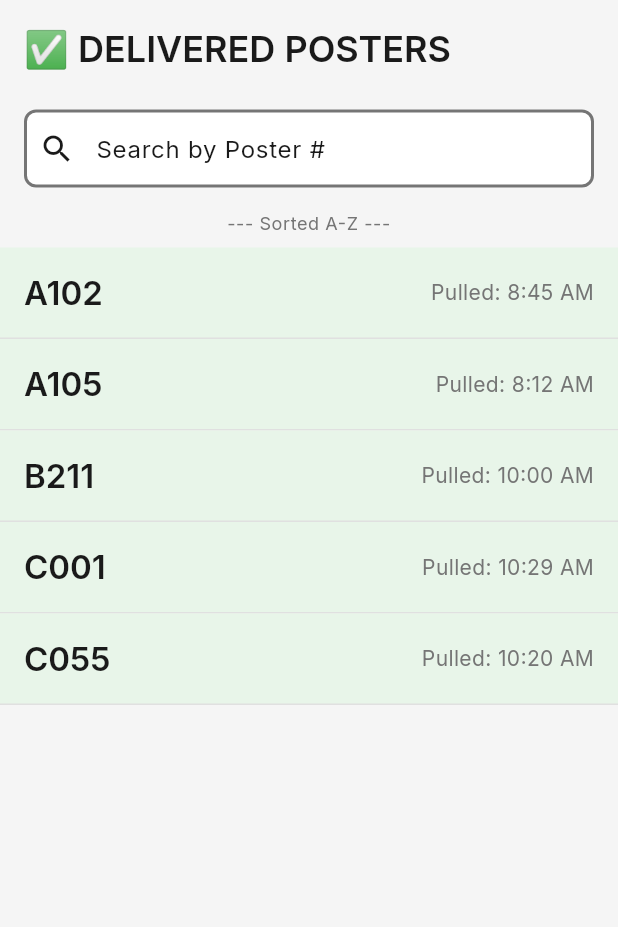
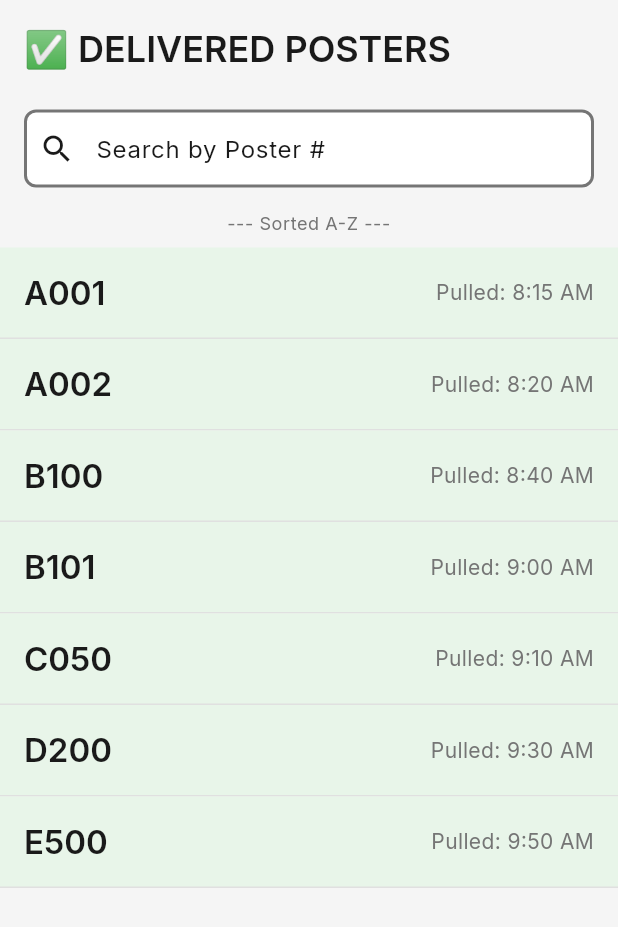
Before and after one commit to joemc3/poster-runner, a Flutter app: the DeliveredAuditScreen screen opened directly, on a phone screen of 412 x 824 dp. Shown: the top 927 px of the screen. Run offline on Flutter 3.47's test engine with Material 3 defaults, Android fonts, the phone set to English and light mode, and no system bars; our stand-ins replace google_fonts, hive; accounts and stored records are empty; generated files the repository leaves out were written again.

Commit message:
Enhance data models with serialization, persistence, and centralized mock data
- Added isSynced field to PosterRequest for BLE sync tracking
- Implemented comprehensive JSON serialization (toJson/fromJson)
- Added specialized BLE characteristic serialization methods
- Configured Hive type adapters for local persistence
- Aligned field names with spec (id→uniqueId, timestampFulfilled→timestampPulled)
- Created centralized MockPosterRequests class with pre-sorted views
- Refactored all UI screens to use centralized mock data
- Eliminated ~90 lines of duplicated mock data across screens
- Added Hive dependencies to pubspec.yaml
- Updated CLAUDE.md with data architecture decisions

````diff
--- /dev/null
+++ b/app/lib/models/mock_data.dart
@@ -0,0 +1,303 @@
+/// Mock data generator for development and testing
+///
+/// This file provides sample PosterRequest objects for UI development
+/// and testing without requiring a live BLE connection or persistence layer.
+///
+/// **Usage in UI screens:**
+/// ```dart
+/// import 'package:app/models/mock_data.dart';
+///
+/// // Use in stateful widget
+/// List<PosterRequest> requests = MockPosterRequests.all;
+/// ```
+library;
+
+import 'poster_request.dart';
+
+/// Mock data provider for PosterRequest objects
+///
+/// Contains realistic sample data across all request statuses
+/// with varied timestamps and poster numbers for comprehensive testing.
+class MockPosterRequests {
+  MockPosterRequests._(); // Private constructor to prevent instantiation
+
+  /// Base timestamp for consistent relative time generation
+  static final DateTime _now = DateTime.now();
+
+  /// All sample requests (mixed statuses)
+  ///
+  /// Use this for screens that display multiple statuses
+  static final List<PosterRequest> all = [
+    ..._sentRequests,
+    ..._pendingRequests,
+    ..._fulfilledRequests,
+  ];
+
+  /// Requests with SENT status
+  ///
+  /// Created by Front Desk, awaiting Back Office acknowledgment
+  static final List<PosterRequest> _sentRequests = [
+    PosterRequest(
+      uniqueId: 'sent-001',
+      posterNumber: 'A123',
+      timestampSent: _now.subtract(const Duration(minutes: 2)),
+      status: RequestStatus.sent,
+      isSynced: false, // Not yet acknowledged
+    ),
+    PosterRequest(
+      uniqueId: 'sent-002',
+      posterNumber: 'B456',
+      timestampSent: _now.subtract(const Duration(minutes: 1)),
+      status: RequestStatus.sent,
+      isSynced: false,
+    ),
+    PosterRequest(
+      uniqueId: 'sent-003',
+      posterNumber: 'C789',
+      timestampSent: _now.subtract(const Duration(seconds: 30)),
+      status: RequestStatus.sent,
+      isSynced: false,
+    ),
+  ];
+
+  /// Requests with PENDING status
+  ///
+  /// Acknowledged by Back Office, currently being fulfilled
+  static final List<PosterRequest> _pendingRequests = [
+    PosterRequest(
+      uniqueId: 'pending-001',
+      posterNumber: 'A457',
+      timestampSent: _now.subtract(const Duration(minutes: 15)),
+      status: RequestStatus.pending,
+      isSynced: true, // Acknowledged and synced
+    ),
+    PosterRequest(
+      uniqueId: 'pending-002',
+      posterNumber: 'B211',
+      timestampSent: _now.subtract(const Duration(minutes: 12)),
+      status: RequestStatus.pending,
+      isSynced: true,
+    ),
+    PosterRequest(
+      uniqueId: 'pending-003',
+      posterNumber: 'C003',
+      timestampSent: _now.subtract(const Duration(minutes: 10)),
+      status: RequestStatus.pending,
+      isSynced: true,
+    ),
+    PosterRequest(
+      uniqueId: 'pending-004',
+      posterNumber: 'D112',
+      timestampSent: _now.subtract(const Duration(minutes: 8)),
+      status: RequestStatus.pending,
+      isSynced: true,
+    ),
+    PosterRequest(
+      uniqueId: 'pending-005',
+      posterNumber: 'E333',
+      timestampSent: _now.subtract(const Duration(minutes: 5)),
+      status: RequestStatus.pending,
+      isSynced: true,
+    ),
+  ];
+
+  /// Requests with FULFILLED status
+  ///
+  /// Completed by Back Office, visible in audit logs
+  static final List<PosterRequest> _fulfilledRequests = [
+    PosterRequest(
+      uniqueId: 'fulfilled-001',
+      posterNumber: 'A001',
+      timestampSent: _now.subtract(const Duration(hours: 2, minutes: 30)),
+      timestampPulled: _now.subtract(const Duration(hours: 2, minutes: 15)),
+      status: RequestStatus.fulfilled,
+      isSynced: true,
+    ),
+    PosterRequest(
+      uniqueId: 'fulfilled-002',
+      posterNumber: 'A002',
+      timestampSent: _now.subtract(const Duration(hours: 2, minutes: 20)),
+      timestampPulled: _now.subtract(const Duration(hours: 2, minutes: 10)),
+      status: RequestStatus.fulfilled,
+      isSynced: true,
+    ),
+    PosterRequest(
+      uniqueId: 'fulfilled-003',
+      posterNumber: 'B100',
+      timestampSent: _now.subtract(const Duration(hours: 2)),
+      timestampPulled: _now.subtract(const Duration(hours: 1, minutes: 50)),
+      status: RequestStatus.fulfilled,
+      isSynced: true,
+    ),
+    PosterRequest(
+      uniqueId: 'fulfilled-004',
+      posterNumber: 'B101',
+      timestampSent: _now.subtract(const Duration(hours: 1, minutes: 45)),
+      timestampPulled: _now.subtract(const Duration(hours: 1, minutes: 30)),
+      status: RequestStatus.fulfilled,
+      isSynced: true,
+    ),
+    PosterRequest(
+      uniqueId: 'fulfilled-005',
+      posterNumber: 'C050',
+      timestampSent: _now.subtract(const Duration(hours: 1, minutes: 30)),
+      timestampPulled: _now.subtract(const Duration(hours: 1, minutes: 20)),
+      status: RequestStatus.fulfilled,
+      isSynced: true,
+    ),
+    PosterRequest(
+      uniqueId: 'fulfilled-006',
+      posterNumber: 'D200',
+      timestampSent: _now.subtract(const Duration(hours: 1, minutes: 15)),
+      timestampPulled: _now.subtract(const Duration(hours: 1)),
+      status: RequestStatus.fulfilled,
+      isSynced: true,
+    ),
+    PosterRequest(
+      uniqueId: 'fulfilled-007',
+      posterNumber: 'E500',
+      timestampSent: _now.subtract(const Duration(minutes: 50)),
+      timestampPulled: _now.subtract(const Duration(minutes: 40)),
+      status: RequestStatus.fulfilled,
+      isSynced: true,
+    ),
+  ];
+
+  /// Requests filtered by SENT status only
+  static List<PosterRequest> get sentRequests =>
+      all.where((r) => r.status == RequestStatus.sent).toList();
+
+  /// Requests filtered by PENDING status only
+  static List<PosterRequest> get pendingRequests =>
+      all.where((r) => r.status == RequestStatus.pending).toList();
+
+  /// Requests filtered by FULFILLED status only
+  static List<PosterRequest> get fulfilledRequests =>
+      all.where((r) => r.status == RequestStatus.fulfilled).toList();
+
+  /// Requests that need to be synced (isSynced: false)
+  ///
+  /// Useful for testing offline scenarios and sync logic
+  static List<PosterRequest> get unsyncedRequests =>
+      all.where((r) => !r.isSynced).toList();
+
+  /// Live Queue view (for Back Office)
+  ///
+  /// Returns PENDING requests sorted by timestampSent (chronological, oldest first)
+  /// This matches the sorting requirement for the Back Office Live Queue screen
+  static List<PosterRequest> get liveQueue {
+    final pending = all.where((r) => r.status == RequestStatus.pending).toList();
+    pending.sort((a, b) => a.timestampSent.compareTo(b.timestampSent));
+    return pending;
+  }
+
+  /// Delivered Audit view (for Front Desk)
+  ///
+  /// Returns FULFILLED requests sorted by posterNumber (alphanumeric ascending)
+  /// This matches the sorting requirement for the Front Desk Delivered Audit screen
+  static List<PosterRequest> get deliveredAudit {
+    final fulfilled =
+        all.where((r) => r.status == RequestStatus.fulfilled).toList();
+    fulfilled.sort((a, b) => a.posterNumber.compareTo(b.posterNumber));
+    return fulfilled;
+  }
+
+  /// Fulfilled Log view (for Back Office)
+  ///
+  /// Returns FULFILLED requests sorted by timestampPulled (most recent first)
+  /// This matches the sorting requirement for the Back Office Fulfilled Log screen
+  static List<PosterRequest> get fulfilledLog {
+    final fulfilled =
+        all.where((r) => r.status == RequestStatus.fulfilled).toList();
+    fulfilled.sort((a, b) {
+      if (a.timestampPulled == null && b.timestampPulled == null) return 0;
+      if (a.timestampPulled == null) return 1;
+      if (b.timestampPulled == null) return -1;
+      return b.timestampPulled!.compareTo(a.timestampPulled!);
+    });
+    return fulfilled;
+  }
+
+  /// Creates a new mock request with realistic data
+  ///
+  /// Useful for simulating new request creation during development
+  ///
+  /// **Example:**
+  /// ```dart
+  /// final newRequest = MockPosterRequests.createMockRequest(
+  ///   posterNumber: 'Z999',
+  ///   status: RequestStatus.sent,
+  /// );
+  /// ```
+  static PosterRequest createMockRequest({
+    String? uniqueId,
+    required String posterNumber,
+    DateTime? timestampSent,
+    DateTime? timestampPulled,
+    RequestStatus status = RequestStatus.sent,
+    bool isSynced = false,
+  }) {
+    return PosterRequest(
+      uniqueId: uniqueId ?? 'mock-${DateTime.now().millisecondsSinceEpoch}',
+      posterNumber: posterNumber,
+      timestampSent: timestampSent ?? DateTime.now(),
+      timestampPulled: timestampPulled,
+      status: status,
+      isSynced: isSynced,
+    );
+  }
+
+  /// Simulates a batch of requests for stress testing
+  ///
+  /// Generates [count] requests with sequential poster numbers
+  static List<PosterRequest> generateBatch({
+    int count = 10,
+    RequestStatus status = RequestStatus.pending,
+    String prefix = 'X',
+  }) {
+    return List.generate(
+      count,
+      (index) => PosterRequest(
+        uniqueId: 'batch-$prefix-$index',
+        posterNumber: '$prefix${(index + 1).toString().padLeft(3, '0')}',
+        timestampSent: _now.subtract(Duration(minutes: count - index)),
+        timestampPulled: status == RequestStatus.fulfilled
+            ? _now.subtract(Duration(minutes: count - index - 5))
+            : null,
+        status: status,
+        isSynced: true,
+      ),
+    );
+  }
+
+  /// Sample data for offline scenario testing
+  ///
+  /// Mix of synced and unsynced requests to test reconnection logic
+  static List<PosterRequest> get offlineScenario => [
+        // Recently created, not yet synced
+        PosterRequest(
+          uniqueId: 'offline-001',
+          posterNumber: 'X100',
+          timestampSent: _now.subtract(const Duration(seconds: 10)),
+          status: RequestStatus.sent,
+          isSynced: false,
+        ),
+        // Acknowledged before disconnect, now fulfilled but not synced
+        PosterRequest(
+          uniqueId: 'offline-002',
+          posterNumber: 'X101',
+          timestampSent: _now.subtract(const Duration(minutes: 20)),
+          timestampPulled: _now.subtract(const Duration(minutes: 5)),
+          status: RequestStatus.fulfilled,
+          isSynced: false,
+        ),
+        // Synced requests from before disconnect
+        PosterRequest(
+          uniqueId: 'offline-003',
+          posterNumber: 'X102',
+          timestampSent: _now.subtract(const Duration(minutes: 30)),
+          status: RequestStatus.pending,
+          isSynced: true,
+        ),
+      ];
+}
--- a/app/lib/models/poster_request.dart
+++ b/app/lib/models/poster_request.dart
@@ -1,41 +1,187 @@
 /// Poster Request data models
 library;
 
-/// Placeholder data model for poster requests
-/// TODO: Replace with actual business logic implementation when BLE service is implemented
+import 'package:hive/hive.dart';
+
+part 'poster_request.g.dart';
+
+/// Represents a poster pull request sent from Front Desk to Back Office
 ///
-/// This model represents a poster pull request sent from Front Desk to Back Office
+/// This is the core data structure for the Poster Runner application.
+/// All state changes are persisted locally using Hive and transmitted
+/// via BLE between Front Desk and Back Office devices.
+///
+/// **Field Naming Note:**
+/// Field names align with the Data Structure Specification (uniqueId, timestampPulled)
+/// rather than Dart conventions to maintain consistency with BLE protocol and
+/// cross-platform data interchange.
+@HiveType(typeId: 0)
+class PosterRequest {
+  /// Unique identifier for this request (UUID)
+  ///
+  /// Generated by Front Desk upon submission. Used as the Hive box key
+  /// for fast retrieval and updates.
+  @HiveField(0)
+  final String uniqueId;
 
-class PosterRequest {
-  final String id; // Unique identifier
-  final String posterNumber; // Alphanumeric poster number (e.g., "A457", "B211")
-  final DateTime timestampSent; // When the request was sent
-  final DateTime? timestampFulfilled; // When the request was fulfilled (null if pending)
-  final RequestStatus status; // Current status of the request
+  /// Alphanumeric poster number requested by the client
+  ///
+  /// Examples: "A457", "B211", "C003"
+  /// Used for sorting in the Delivered Audit screen (alphanumeric ascending)
+  @HiveField(1)
+  final String posterNumber;
 
+  /// Timestamp when the request was submitted by Front Desk
+  ///
+  /// Used for Queue sorting (chronological, oldest first)
+  /// Stored in UTC, formatted as ISO 8601 for BLE transmission
+  @HiveField(2)
+  final DateTime timestampSent;
+
+  /// Timestamp when Back Office marked the request as fulfilled
+  ///
+  /// Null if request is not yet fulfilled (status: sent or pending)
+  /// Set by Back Office when user clicks "PULL" button
+  @HiveField(3)
+  final DateTime? timestampPulled;
+
+  /// Current lifecycle status of the request
+  ///
+  /// Controls which screen the request appears on and available actions
+  @HiveField(4)
+  final RequestStatus status;
+
+  /// Whether current state has been successfully transmitted via BLE
+  ///
+  /// - Set to `false` when state changes occur offline
+  /// - Set to `true` after successful BLE transmission
+  /// - Drives re-sync logic when connection is restored
+  ///
+  /// **Front Desk:**
+  /// - `false` after creating new request (before BLE write succeeds)
+  /// - `true` after Back Office acknowledges receipt
+  ///
+  /// **Back Office:**
+  /// - `true` when receiving new request from Front Desk
+  /// - `false` after marking fulfilled (before indication sent to Front Desk)
+  /// - `true` after Front Desk acknowledges status update
+  @HiveField(5)
+  final bool isSynced;
+
+  /// Creates a new PosterRequest instance
   const PosterRequest({
-    required this.id,
+    required this.uniqueId,
     required this.posterNumber,
     required this.timestampSent,
-    this.timestampFulfilled,
+    this.timestampPulled,
     required this.status,
+    this.isSynced = false,
   });
 
-  /// Create a copy with updated fields
+  /// Creates a copy of this request with updated fields
+  ///
+  /// Used for immutable state updates throughout the application
   PosterRequest copyWith({
-    String? id,
+    String? uniqueId,
     String? posterNumber,
     DateTime? timestampSent,
-    DateTime? timestampFulfilled,
+    DateTime? timestampPulled,
     RequestStatus? status,
+    bool? isSynced,
   }) {
     return PosterRequest(
-      id: id ?? this.id,
+      uniqueId: uniqueId ?? this.uniqueId,
       posterNumber: posterNumber ?? this.posterNumber,
       timestampSent: timestampSent ?? this.timestampSent,
-      timestampFulfilled: timestampFulfilled ?? this.timestampFulfilled,
+      timestampPulled: timestampPulled ?? this.timestampPulled,
       status: status ?? this.status,
+      isSynced: isSynced ?? this.isSynced,
     );
+  }
+
+  /// Serializes this request to JSON for BLE transmission
+  ///
+  /// DateTime objects are converted to ISO 8601 strings.
+  /// The `isSynced` field is excluded as it's local-only.
+  Map<String, dynamic> toJson() {
+    return {
+      'uniqueId': uniqueId,
+      'posterNumber': posterNumber,
+      'timestampSent': timestampSent.toIso8601String(),
+      'timestampPulled': timestampPulled?.toIso8601String(),
+      'status': status.name,
+      // Note: isSynced is NOT transmitted - it's a local-only field
+    };
+  }
+
+  /// Creates a PosterRequest from JSON data received via BLE
+  ///
+  /// Handles DateTime parsing from ISO 8601 strings.
+  /// Sets `isSynced` based on receiving context (see [fromJsonSynced]).
+  factory PosterRequest.fromJson(Map<String, dynamic> json) {
+    return PosterRequest(
+      uniqueId: json['uniqueId'] as String,
+      posterNumber: json['posterNumber'] as String,
+      timestampSent: DateTime.parse(json['timestampSent'] as String),
+      timestampPulled: json['timestampPulled'] != null
+          ? DateTime.parse(json['timestampPulled'] as String)
+          : null,
+      status: RequestStatus.values.firstWhere(
+        (e) => e.name == json['status'],
+        orElse: () => RequestStatus.sent,
+      ),
+      isSynced: false, // Default to false, use fromJsonSynced for synced data
+    );
+  }
+
+  /// Creates a PosterRequest from JSON with explicit sync state
+  ///
+  /// Use this when receiving data via BLE that should be marked as synced.
+  ///
+  /// **Example:**
+  /// ```dart
+  /// // Front Desk receiving acknowledgment from Back Office
+  /// final request = PosterRequest.fromJsonSynced(bleData, isSynced: true);
+  /// ```
+  factory PosterRequest.fromJsonSynced(
+    Map<String, dynamic> json, {
+    required bool isSynced,
+  }) {
+    return PosterRequest(
+      uniqueId: json['uniqueId'] as String,
+      posterNumber: json['posterNumber'] as String,
+      timestampSent: DateTime.parse(json['timestampSent'] as String),
+      timestampPulled: json['timestampPulled'] != null
+          ? DateTime.parse(json['timestampPulled'] as String)
+          : null,
+      status: RequestStatus.values.firstWhere(
+        (e) => e.name == json['status'],
+        orElse: () => RequestStatus.sent,
+      ),
+      isSynced: isSynced,
+    );
+  }
+
+  /// Serializes for Request Characteristic (A) transmission
+  ///
+  /// Front Desk → Back Office: Sends only initial request fields
+  Map<String, dynamic> toRequestCharacteristicJson() {
+    return {
+      'uniqueId': uniqueId,
+      'posterNumber': posterNumber,
+      'timestampSent': timestampSent.toIso8601String(),
+    };
+  }
+
+  /// Serializes for Queue Status Characteristic (B) transmission
+  ///
+  /// Back Office → Front Desk: Sends status update
+  Map<String, dynamic> toQueueStatusJson() {
+    return {
+      'uniqueId': uniqueId,
+      'status': status.name,
+      'timestampPulled': timestampPulled?.toIso8601String(),
+    };
   }
 
   /// Check if request is fulfilled
@@ -46,17 +192,80 @@ class PosterRequest {
 
   /// Check if request is sent but not acknowledged
   bool get isSent => status == RequestStatus.sent;
+
+  /// Check if request needs to be synced via BLE
+  bool get needsSync => !isSynced;
+
+  @override
+  bool operator ==(Object other) =>
+      identical(this, other) ||
+      other is PosterRequest &&
+          runtimeType == other.runtimeType &&
+          uniqueId == other.uniqueId &&
+          posterNumber == other.posterNumber &&
+          timestampSent == other.timestampSent &&
+          timestampPulled == other.timestampPulled &&
+          status == other.status &&
+          isSynced == other.isSynced;
+
+  @override
+  int get hashCode =>
+      uniqueId.hashCode ^
+      posterNumber.hashCode ^
+      timestampSent.hashCode ^
+      timestampPulled.hashCode ^
+      status.hashCode ^
+      isSynced.hashCode;
+
+  @override
+  String toString() {
+    return 'PosterRequest('
+        'uniqueId: $uniqueId, '
+        'posterNumber: $posterNumber, '
+        'status: ${status.name}, '
+        'timestampSent: $timestampSent, '
+        'timestampPulled: $timestampPulled, '
+        'isSynced: $isSynced'
+        ')';
+  }
 }
 
-/// Status of a poster request
+/// Status of a poster request in its lifecycle
+///
+/// The status controls which screen the request appears on and
+/// what actions are available to the user.
+@HiveType(typeId: 1)
 enum RequestStatus {
-  sent, // Request sent from Front Desk, awaiting acknowledgment
-  pending, // Acknowledged by Back Office, being fulfilled
-  fulfilled, // Completed successfully
+  /// Request sent from Front Desk, awaiting acknowledgment
+  ///
+  /// - Set by: Front Desk (upon creation)
+  /// - Appears on: Front Desk Request Entry screen
+  /// - Next state: pending (when Back Office acknowledges)
+  @HiveField(0)
+  sent,
+
+  /// Acknowledged by Back Office, being fulfilled
+  ///
+  /// - Set by: Back Office (upon receiving request)
+  /// - Appears on: Back Office Live Queue screen
+  /// - Next state: fulfilled (when user clicks "PULL")
+  @HiveField(1)
+  pending,
+
+  /// Completed successfully by Back Office
+  ///
+  /// - Set by: Back Office (when marking as pulled)
+  /// - Appears on: Both Delivered Audit and Fulfilled Log screens
+  /// - Final state: No further transitions
+  @HiveField(2)
+  fulfilled,
 }
 
+/// Extension methods for RequestStatus enum
 extension RequestStatusExtension on RequestStatus {
   /// Display label for status
+  ///
+  /// Used in UI badges and status indicators
   String get label {
     switch (this) {
       case RequestStatus.sent:
@@ -68,7 +277,9 @@ extension RequestStatusExtension on RequestStatus {
     }
   }
 
-  /// Icon for status
+  /// Icon representation for status
+  ///
+  /// Used in UI for quick visual identification
   String get icon {
     switch (this) {
       case RequestStatus.sent:
@@ -79,4 +290,15 @@ extension RequestStatusExtension on RequestStatus {
         return '✓'; // Checkmark for fulfilled
     }
   }
+
+  /// Serializes enum to string for JSON transmission
+  String toJson() => name;
+
+  /// Deserializes enum from string
+  static RequestStatus fromJson(String json) {
+    return RequestStatus.values.firstWhere(
+      (e) => e.name == json,
+      orElse: () => RequestStatus.sent,
+    );
+  }
 }
--- a/app/lib/screens/front_desk/delivered_audit_screen.dart
+++ b/app/lib/screens/front_desk/delivered_audit_screen.dart
@@ -1,6 +1,7 @@
 import 'package:flutter/material.dart';
 import 'package:intl/intl.dart';
 import '../../models/poster_request.dart';
+import '../../models/mock_data.dart';
 import '../../widgets/search_bar_widget.dart';
 import '../../theme/app_theme.dart';
 
@@ -52,47 +53,11 @@ class _DeliveredAuditScreenState extends State<DeliveredAuditScreen> {
     super.dispose();
   }
 
-  /// Initialize with placeholder data
+  /// Initialize with placeholder data from MockPosterRequests
   /// TODO: Remove when connected to actual data source
   void _initializePlaceholderData() {
-    _allRequests = widget.fulfilledRequests ??
-        [
-          PosterRequest(
-            id: '1',
-            posterNumber: 'A102',
-            timestampSent: DateTime.now().subtract(const Duration(hours: 2)),
-            timestampFulfilled: DateTime.now().subtract(const Duration(hours: 1, minutes: 45)),
-            status: RequestStatus.fulfilled,
-          ),
-          PosterRequest(
-            id: '2',
-            posterNumber: 'A105',
-            timestampSent: DateTime.now().subtract(const Duration(hours: 3)),
-            timestampFulfilled: DateTime.now().subtract(const Duration(hours: 2, minutes: 18)),
-            status: RequestStatus.fulfilled,
-          ),
-          PosterRequest(
-            id: '3',
-            posterNumber: 'B211',
-            timestampSent: DateTime.now().subtract(const Duration(minutes: 45)),
-            timestampFulfilled: DateTime.now().subtract(const Duration(minutes: 30)),
-            status: RequestStatus.fulfilled,
-          ),
-          PosterRequest(
-            id: '4',
-            posterNumber: 'C001',
-            timestampSent: DateTime.now().subtract(const Duration(minutes: 10)),
-            timestampFulfilled: DateTime.now().subtract(const Duration(minutes: 1)),
-            status: RequestStatus.fulfilled,
-          ),
-          PosterRequest(
-            id: '5',
-            posterNumber: 'C055',
-            timestampSent: DateTime.now().subtract(const Duration(hours: 1)),
-            timestampFulfilled: DateTime.now().subtract(const Duration(minutes: 10)),
-            status: RequestStatus.fulfilled,
-          ),
-        ];
+    // Use centralized mock data (already sorted by posterNumber A-Z)
+    _allRequests = widget.fulfilledRequests ?? MockPosterRequests.deliveredAudit;
   }
 
   /// Filter requests based on search query
@@ -178,8 +143,8 @@ class _DeliveredAuditScreenState extends State<DeliveredAuditScreen> {
   /// Build individual list item
   Widget _buildListItem(PosterRequest request, TextTheme textTheme, ColorScheme colorScheme) {
     final timeFormat = DateFormat('h:mm a');
-    final pulledTime = request.timestampFulfilled != null
-        ? timeFormat.format(request.timestampFulfilled!)
+    final pulledTime = request.timestampPulled != null
+        ? timeFormat.format(request.timestampPulled!)
         : 'N/A';
 
     return Container(
````
Also changed, not shown: app/lib/screens/back_office/fulfilled_log_screen.dart (+8 -34 lines), app/lib/screens/back_office/live_queue_screen.dart (+5 -32 lines), app/pubspec.yaml (+8 -0 lines), 1 other file.
